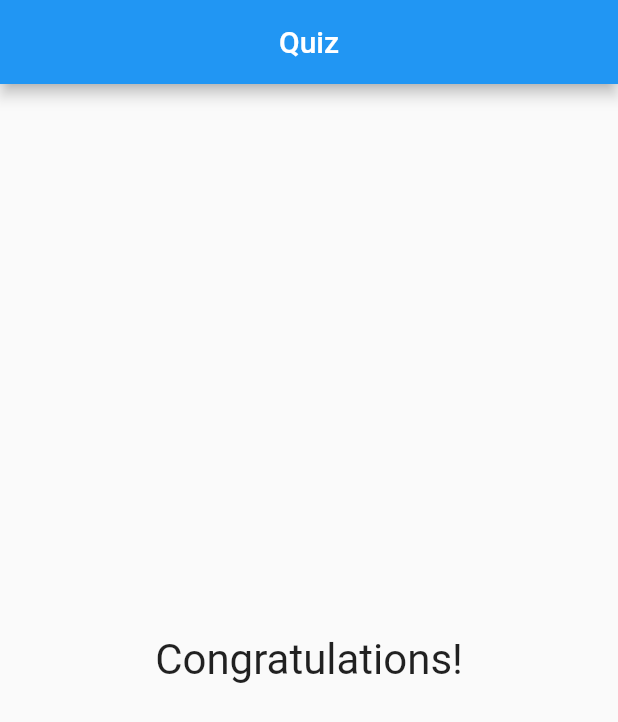
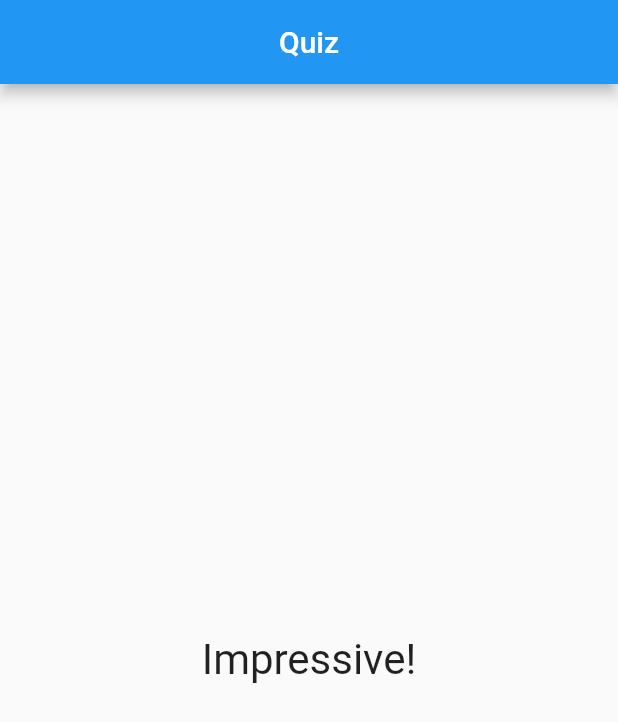
Before and after one commit to samueljml/quiz, a Flutter app: the screen it shows after launch, after a tap on "Black", after a tap on "Elefant", on a phone screen of 412 x 824 dp. Shown: the top 722 px of the screen. Run offline on Flutter 3.47's test engine with Material 2 defaults, Android fonts, the phone set to English and light mode, and no system bars.

Commit message:
Add result text by score

```diff
--- a/lib/main.dart
+++ b/lib/main.dart
@@ -59,7 +59,7 @@ class QuizAppState extends State<QuizApp> {
                   questions: _questions,
                   answer: _answer,
                 )
-              : const Result()),
+              : Result(_score)),
     );
   }
 }
--- a/lib/result.dart
+++ b/lib/result.dart
@@ -1,14 +1,28 @@
 import 'package:flutter/material.dart';
 
 class Result extends StatelessWidget {
-  const Result({Key? key}) : super(key: key);
+  final int score;
+
+  const Result(this.score, {Key? key}) : super(key: key);
+
+  String get resultText {
+    if (score < 8) {
+      return "Congratulations!";
+    } else if (score < 12) {
+      return "You are good!";
+    } else if (score < 16) {
+      return "Impressive!";
+    } else {
+      return "You rock!";
+    }
+  }
 
   @override
   Widget build(BuildContext context) {
-    return const Center(
+    return Center(
       child: Text(
-        "Congratulations!",
-        style: TextStyle(fontSize: 28),
+        resultText,
+        style: const TextStyle(fontSize: 28),
       ),
     );
   }
```
